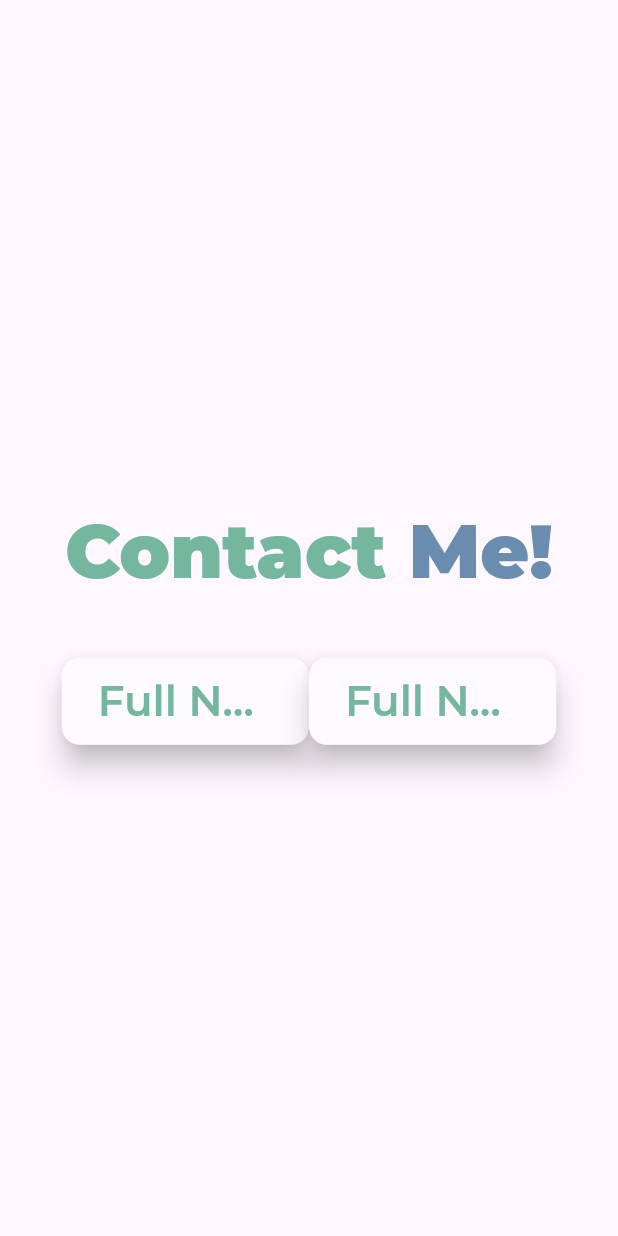
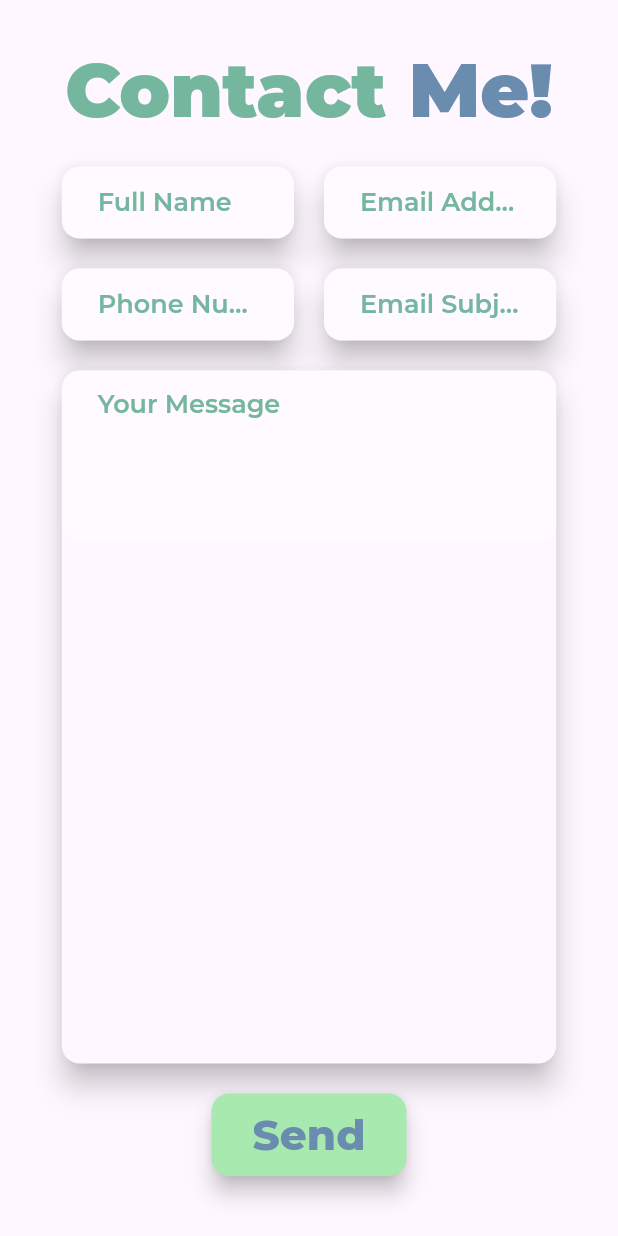
Before and after one commit to Sampurn44/portfolio_website, a Flutter app: the ContactUs widget shown alone on an empty page, opened directly, on a phone screen of 412 x 824 dp. Run offline on Flutter 3.47's test engine with Material 3 defaults, Android fonts, the phone set to English and light mode, and no system bars; our stand-ins replace animate_do, animated_text_kit, avatar_glow, google_fonts; network calls fail.

```diff
--- /dev/null
+++ b/lib/view/contact_me.dart
@@ -0,0 +1,222 @@
+import 'package:animate_do/animate_do.dart';
+import 'package:flutter/material.dart';
+import 'package:portfolio_website/widgets/assets.dart';
+import 'package:portfolio_website/widgets/colors.dart';
+import 'package:portfolio_website/widgets/text_theme.dart';
+
+class ContactUs extends StatelessWidget {
+  ContactUs({Key? key}) : super(key: key);
+
+  // Method to handle form submission (placeholder implementation)
+  void sendEmail(String fullName, String emailAddress, String phoneNumber,
+      String emailSubject, String message) {
+    // Placeholder implementation - You would replace this with actual email sending logic on the server
+    // print('Form Data:');
+    // print('Full Name: $fullName');
+    // print('Email Address: $emailAddress');
+    // print('Phone Number: $phoneNumber');
+    // print('Email Subject: $emailSubject');
+    // print('Message: $message');
+    // Now, you would send this data to your server, which will handle the email sending.
+  }
+
+  @override
+  Widget build(BuildContext context) {
+    final Size size = MediaQuery.of(context).size;
+    return SingleChildScrollView(
+      child: Container(
+        width: size.width,
+        height: size.height,
+        padding:
+            EdgeInsets.symmetric(vertical: 30, horizontal: size.width * 0.1),
+        child: Column(
+          mainAxisSize: MainAxisSize.min,
+          mainAxisAlignment: MainAxisAlignment.start,
+          children: [
+            Row(
+              mainAxisAlignment: MainAxisAlignment.center,
+              crossAxisAlignment: CrossAxisAlignment.start,
+              children: [
+                FadeInRight(
+                  duration: const Duration(milliseconds: 1600),
+                  child: RichText(
+                    text: TextSpan(
+                      text: "Contact ",
+                      style: AppTheme.bodytextstyle(
+                        fontWeight: FontWeight.w900,
+                        color: AppColors.textcolor,
+                        size: 50,
+                      ),
+                      children: [
+                        TextSpan(
+                          text: 'Me!',
+                          style: AppTheme.bodytextstyle(
+                            fontWeight: FontWeight.w900,
+                            size: 50,
+                          ),
+                        ),
+                      ],
+                    ),
+                  ),
+                ),
+              ],
+            ),
+            const SizedBox(
+              height: 20,
+            ),
+            Row(
+              children: [
+                Expanded(
+                  child: Material(
+                    borderRadius: BorderRadius.circular(12),
+                    elevation: 8,
+                    child: TextField(
+                      controller: fullNameController,
+                      cursorColor: AppColors.darkBackgroundColor,
+                      style: AppTheme.bodytextstyle(
+                          size: 15, fontWeight: FontWeight.w600),
+                      decoration: inputDecoration(name: "Full Name"),
+                    ),
+                  ),
+                ),
+                SizedBox(
+                  width: 20,
+                ),
+                Expanded(
+                  child: Material(
+                    borderRadius: BorderRadius.circular(12),
+                    elevation: 8,
+                    child: TextField(
+                      controller: emailAddressController,
+                      cursorColor: AppColors.secondarycolor,
+                      style: AppTheme.bodytextstyle(
+                          size: 15, fontWeight: FontWeight.w600),
+                      decoration: inputDecoration(name: "Email Address"),
+                    ),
+                  ),
+                ),
+              ],
+            ),
+            const SizedBox(
+              height: 20,
+            ),
+            Row(
+              children: [
+                Expanded(
+                  child: Material(
+                    borderRadius: BorderRadius.circular(12),
+                    elevation: 8,
+                    child: TextField(
+                      controller: phoneNumberController,
+                      cursorColor: Colors.black,
+                      style: AppTheme.headertextstyle(
+                          size: 15, fontWeight: FontWeight.w600),
+                      decoration: inputDecoration(name: "Phone Number"),
+                    ),
+                  ),
+                ),
+                SizedBox(
+                  width: 20,
+                ),
+                Expanded(
+                  child: Material(
+                    borderRadius: BorderRadius.circular(12),
+                    elevation: 8,
+                    child: TextField(
+                      controller: emailSubjectController,
+                      cursorColor: AppColors.secondarycolor,
+                      style: AppTheme.bodytextstyle(
+                          size: 15, fontWeight: FontWeight.w600),
+                      decoration: inputDecoration(name: "Email Subject"),
+                    ),
+                  ),
+                ),
+              ],
+            ),
+            const SizedBox(
+              height: 20,
+            ),
+            Expanded(
+              child: Material(
+                borderRadius: BorderRadius.circular(12),
+                elevation: 8,
+                child: TextField(
+                  controller: messageController,
+                  maxLines: 5,
+                  style: AppTheme.bodytextstyle(
+                      size: 15, fontWeight: FontWeight.w500),
+                  decoration: inputDecoration(name: "Your Message"),
+                ),
+              ),
+            ),
+            const SizedBox(
+              height: 20,
+            ),
+            ElevatedButton(
+              onPressed: () {
+                sendEmail(
+                  fullNameController.text,
+                  emailAddressController.text,
+                  phoneNumberController.text,
+                  emailSubjectController.text,
+                  messageController.text,
+                );
+              },
+              style: ElevatedButton.styleFrom(
+                primary: AppColors.containercolor,
+                elevation: 6,
+                minimumSize: Size(130, 55),
+                shape: RoundedRectangleBorder(
+                  borderRadius: BorderRadius.circular(12),
+                ),
+                padding: EdgeInsets.symmetric(horizontal: 20.0, vertical: 10.0),
+              ),
+              child: Text(
+                "Send",
+                style: AppTheme.bodytextstyle(
+                  fontWeight: FontWeight.w800,
+                  color: AppColors.secondarycolor,
+                ),
+              ),
+            ),
+            const SizedBox(
+              height: 10,
+            ),
+          ],
+        ),
+      ),
+    );
+  }
+
+  InputDecoration inputDecoration({required String name}) {
+    return InputDecoration(
+      hintText: name,
+      hintStyle: AppTheme.bodytextstyle(
+        fontWeight: FontWeight.w600,
+        color: AppColors.textcolor,
+        size: 17,
+      ),
+      enabledBorder: OutlineInputBorder(
+        borderRadius: BorderRadius.circular(12),
+        borderSide: BorderSide.none,
+      ),
+      focusedBorder: OutlineInputBorder(
+        borderRadius: BorderRadius.circular(30),
+        borderSide: BorderSide.none,
+      ),
+      filled: true,
+      fillColor: Colors.white38,
+      contentPadding: EdgeInsets.symmetric(
+        horizontal: 20,
+        vertical: 12,
+      ),
+    );
+  }
+
+  // Define TextEditingController for each TextField to capture user input
+  final TextEditingController fullNameController = TextEditingController();
+  final TextEditingController emailAddressController = TextEditingController();
+  final TextEditingController phoneNumberController = TextEditingController();
+  final TextEditingController emailSubjectController = TextEditingController();
+  final TextEditingController messageController = TextEditingController();
+}
--- a/lib/view/contact_us.dart
+++ /dev/null
@@ -1,101 +0,0 @@
-import 'package:animate_do/animate_do.dart';
-import 'package:flutter/material.dart';
-import 'package:portfolio_website/widgets/assets.dart';
-import 'package:portfolio_website/widgets/colors.dart';
-import 'package:portfolio_website/widgets/text_theme.dart';
-
-class ContactUs extends StatelessWidget {
-  const ContactUs({super.key});
-
-  @override
-  Widget build(BuildContext context) {
-    final Size size = MediaQuery.of(context).size;
-    return Container(
-      width: size.width,
-      height: size.height,
-      alignment: Alignment.center,
-      padding: EdgeInsets.symmetric(vertical: 30, horizontal: size.width * 0.1),
-      child: Column(
-        mainAxisSize: MainAxisSize.min,
-        //crossAxisAlignment: CrossAxisAlignment.start,
-        children: [
-          SizedBox(
-            height: 10,
-          ),
-          Row(
-            mainAxisAlignment: MainAxisAlignment.center,
-            children: [
-              FadeInRight(
-                duration: const Duration(milliseconds: 1600),
-                child: RichText(
-                  text: TextSpan(
-                    text: "Contact ",
-                    style: AppTheme.bodytextstyle(
-                      fontWeight: FontWeight.w900,
-                      color: AppColors.textcolor,
-                      size: 50,
-                    ),
-                    children: [
-                      TextSpan(
-                        text: 'Me!',
-                        style: AppTheme.bodytextstyle(
-                          fontWeight: FontWeight.w900,
-                          size: 50,
-                        ),
-                      ),
-                    ],
-                  ),
-                ),
-              ),
-            ],
-          ),
-          const SizedBox(
-            height: 40,
-          ),
-          Row(
-            children: [
-              Expanded(
-                child: Material(
-                  borderRadius: BorderRadius.circular(12),
-                  elevation: 8,
-                  child: TextField(
-                    decoration: inputDecoration(name: "Full Name"),
-                  ),
-                ),
-              ),
-              Expanded(
-                child: Material(
-                  borderRadius: BorderRadius.circular(12),
-                  elevation: 8,
-                  child: TextField(
-                    decoration: inputDecoration(name: "Full Name"),
-                  ),
-                ),
-              ),
-            ],
-          )
-        ],
-      ),
-    );
-  }
-
-  InputDecoration inputDecoration({required String name}) {
-    return InputDecoration(
-      hintText: name,
-      hintStyle: AppTheme.bodytextstyle(
-        fontWeight: FontWeight.w600,
-        color: AppColors.textcolor,
-      ),
-      enabledBorder: OutlineInputBorder(
-          borderRadius: BorderRadius.circular(12), borderSide: BorderSide.none),
-      focusedBorder: OutlineInputBorder(
-          borderRadius: BorderRadius.circular(30), borderSide: BorderSide.none),
-      filled: true,
-      fillColor: Colors.white38,
-      contentPadding: EdgeInsets.symmetric(
-        horizontal: 20,
-        vertical: 12,
-      ),
-    );
-  }
-}
--- a/lib/view/projects.dart
+++ b/lib/view/projects.dart
@@ -60,7 +60,7 @@ class _ProjectState extends State<Project> {
       child: Container(
         color: AppColors.creamyBackground,
         width: size.width,
-        // height: size.height,
+        height: size.height,
         alignment: Alignment.center,
         child: Column(
           mainAxisSize: MainAxisSize.min,
@@ -75,8 +75,8 @@ class _ProjectState extends State<Project> {
               children: [
                 Image.asset(
                   AppAssets.profile4,
-                  height: 200,
-                  width: 200,
+                  height: 150,
+                  width: 150,
                 ),
                 SizedBox(
                   width: size.width * 0.27,
--- a/lib/widgets/assets.dart
+++ b/lib/widgets/assets.dart
@@ -8,6 +8,9 @@ class AppAssets {
   static String profile2 = 'assets/personal/profile3.png';
   static String profile3 = 'assets/personal/profile4.png';
   static String profile4 = 'assets/personal/profile5.png';
+  static String profile5 = 'assets/personal/profile6.png';
+  static String profile6 = 'assets/personal/profile7.png';
+
   static String trustique = 'assets/logo.jpg';
   static String owl = 'assets/owl3.png';
 
```
Also changed, not shown: lib/view/body.dart (+97 -30 lines), lib/view/footer.dart (added, +57 -0 lines), lib/view/home.dart (+105 -50 lines), assets/personal/profile6.png (added), assets/personal/profile7.png (added).
